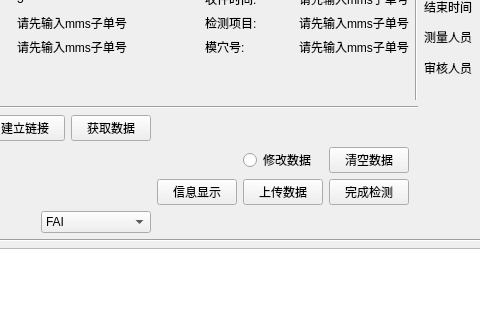
The window that zw_project_1_0/operationinterface.ui (PX007XP/LY_SDK) describes before a commit, drawn with Qt 5; both pictures show x 369 to 849 and y 170 to 490 of the 1108 by 720 pixel window.
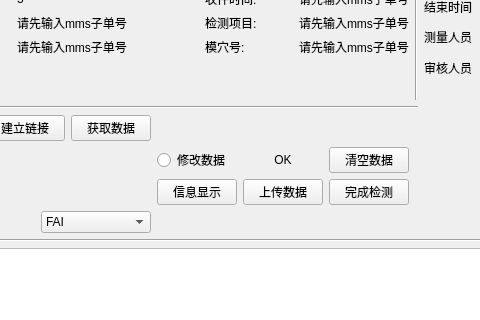
The same window after the commit.

Commit message: 1修改标准数据的获取位置 2 字体颜色的变化设置 3 增加label显示总的样本是否合格

```diff
--- a/zw_project_1_0/operationinterface.ui
+++ b/zw_project_1_0/operationinterface.ui
@@ -609,13 +609,26 @@
        </property>
       </widget>
      </item>
-     <item row="0" column="1">
+     <item row="0" column="0">
       <widget class="QRadioButton" name="radioButton">
        <property name="text">
         <string>修改数据</string>
        </property>
       </widget>
      </item>
+     <item row="0" column="1">
+      <widget class="QLabel" name="label_21">
+       <property name="acceptDrops">
+        <bool>false</bool>
+       </property>
+       <property name="text">
+        <string>OK</string>
+       </property>
+       <property name="alignment">
+        <set>Qt::AlignCenter</set>
+       </property>
+      </widget>
+     </item>
     </layout>
    </item>
    <item row="12" column="0">
```
The commit also changes 5 other files.
